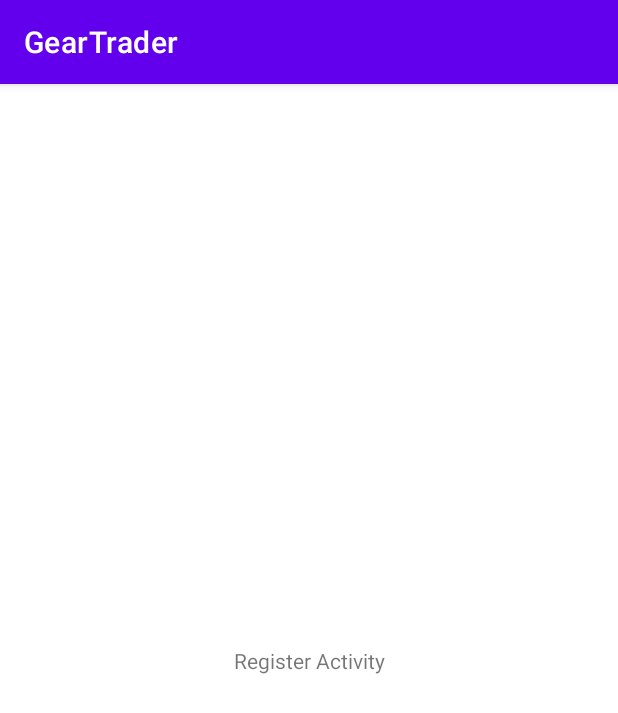
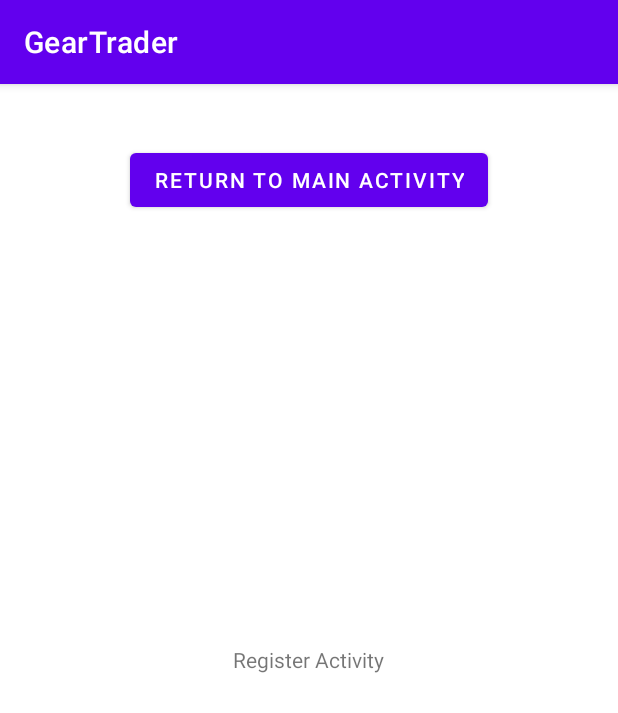
Before and after one commit to SyamMarcus/Android-Mobile-Development-Module, an Android app: the screen it shows after launch (RegisterActivity), after a tap on "REGISTER ACTIVITY", on a phone screen of 412 x 824 dp. Shown: the top 713 px of the screen. Run offline under Robolectric (Android 15) with nearby library versions, the phone set to English and light mode, and no system bars.

Commit message:
version 0.0.8
Feat:
- Changed the layout of the other activities to relative from constraint
- Added another button to main activity page to navigate to the Create Listing Activity
- Added button to Register Activity to return to the main activity
- Added button to Create Listing Activity to return to the main activity

```diff
--- a/app/src/main/java/com/example/geartrader/MainActivity.java
+++ b/app/src/main/java/com/example/geartrader/MainActivity.java
@@ -10,6 +10,8 @@ import android.widget.Button;
 
 public class MainActivity extends AppCompatActivity {
     private Button button;
+    private Button button2;
+
     @Override
     protected void onCreate(Bundle savedInstanceState) {
         super.onCreate(savedInstanceState);
@@ -22,6 +24,14 @@ public class MainActivity extends AppCompatActivity {
                 openRegister();
             }
         });
+
+        button2 = (Button) findViewById(R.id.button2);
+        button2.setOnClickListener(new View.OnClickListener() {
+            @Override
+            public void onClick(View v) {
+                openCreateListing();
+            }
+        });
     }
 
     public void openRegister() {
@@ -29,4 +39,9 @@ public class MainActivity extends AppCompatActivity {
         startActivity(intent);
     }
 
+    public void openCreateListing() {
+        Intent intent = new Intent(this, CreateListingActivity.class);
+        startActivity(intent);
+    }
+
 }
--- a/app/src/main/java/com/example/geartrader/RegisterActivity.java
+++ b/app/src/main/java/com/example/geartrader/RegisterActivity.java
@@ -2,13 +2,31 @@ package com.example.geartrader;
 
 import androidx.appcompat.app.AppCompatActivity;
 
+import android.content.Intent;
 import android.os.Bundle;
+import android.view.View;
+import android.widget.Button;
 
 public class RegisterActivity extends AppCompatActivity {
+    private Button button;
 
     @Override
     protected void onCreate(Bundle savedInstanceState) {
         super.onCreate(savedInstanceState);
         setContentView(R.layout.activity_register);
+
+        button = (Button) findViewById(R.id.button);
+        button.setOnClickListener(new View.OnClickListener() {
+            @Override
+            public void onClick(View v) {
+                openMain();
+            }
+        });
     }
+
+    public void openMain() {
+        Intent intent = new Intent(this, MainActivity.class);
+        startActivity(intent);
+    }
+
 }
--- a/app/src/main/res/layout/activity_register.xml
+++ b/app/src/main/res/layout/activity_register.xml
@@ -1,19 +1,27 @@
 <?xml version="1.0" encoding="utf-8"?>
-<androidx.constraintlayout.widget.ConstraintLayout xmlns:android="http://schemas.android.com/apk/res/android"
+<RelativeLayout xmlns:android="http://schemas.android.com/apk/res/android"
     xmlns:app="http://schemas.android.com/apk/res-auto"
     xmlns:tools="http://schemas.android.com/tools"
     android:layout_width="match_parent"
     android:layout_height="match_parent"
-    tools:context=".RegisterActivity">
+    tools:context="com.example.geartrader.MainActivity">
 
     <TextView
+        android:id="@+id/textView"
         android:layout_width="wrap_content"
         android:layout_height="wrap_content"
-        android:text="Register Activity"
-        app:layout_constraintBottom_toBottomOf="parent"
-        app:layout_constraintLeft_toLeftOf="parent"
-        app:layout_constraintRight_toRightOf="parent"
-        app:layout_constraintTop_toTopOf="parent" />
+        android:layout_centerInParent="true"
+        android:text="Register Activity" />
 
+    <Button
+        android:id="@+id/button"
+        android:layout_width="wrap_content"
+        android:layout_height="wrap_content"
+        android:layout_alignParentTop="true"
+        android:layout_centerHorizontal="true"
+        android:layout_marginStart="114dp"
+        android:layout_marginLeft="114dp"
+        android:layout_marginTop="40dp"
+        android:text="Return to main Activity" />
 
-</androidx.constraintlayout.widget.ConstraintLayout>
+</RelativeLayout>
```
Also changed, not shown: app/src/main/java/com/example/geartrader/CreateListingActivity.java (+18 -1 lines), app/src/main/res/layout/activity_create_listing.xml (+17 -8 lines), app/src/main/res/layout/activity_main.xml (+13 -0 lines).
